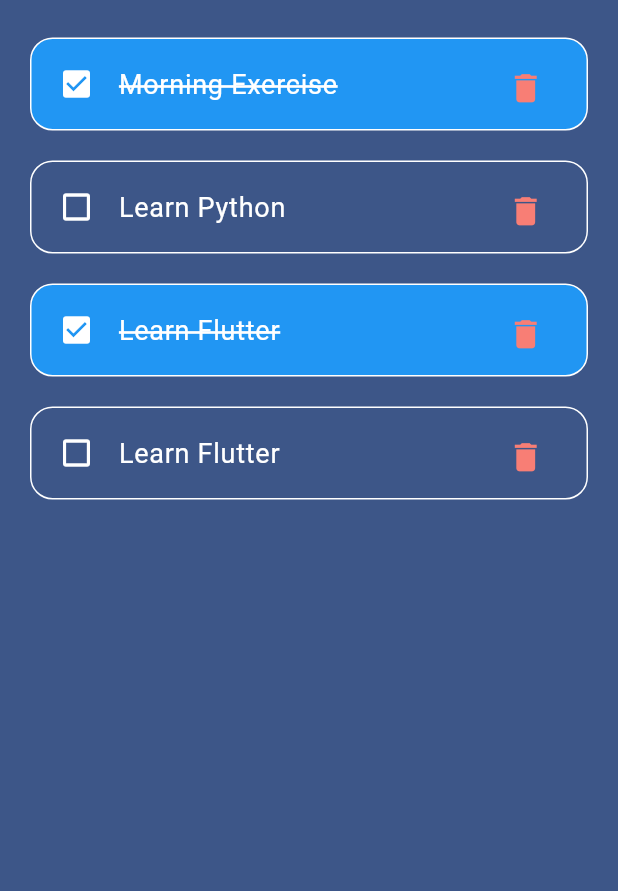
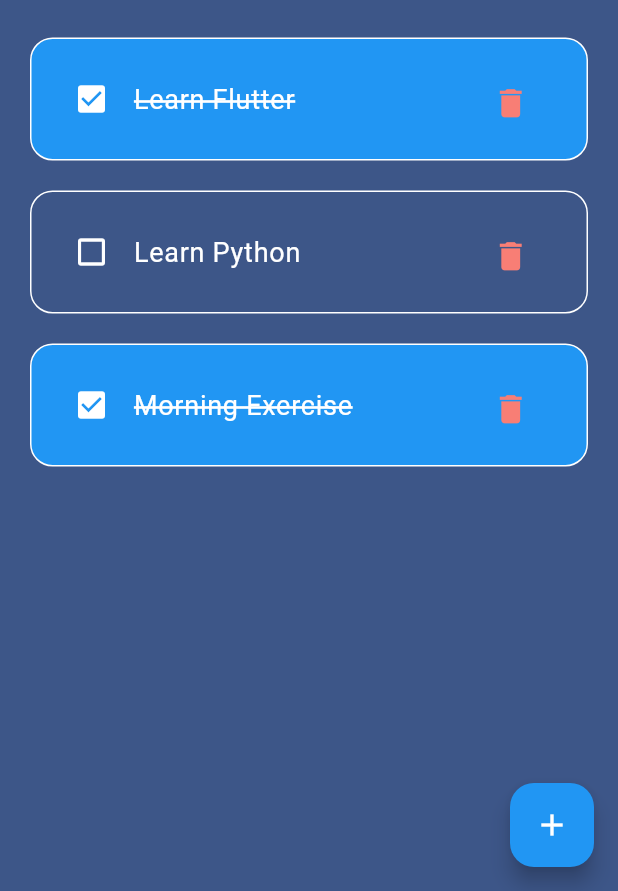
Before and after one commit to smchuma/Flutter-TodoApp, a Flutter app: the screen it shows after launch, after a tap on the "delete" icon, on a phone screen of 412 x 824 dp, the part 345-1236 px from its top. Run offline on Flutter 3.47's test engine with Material 3 defaults, Android fonts, the phone set to English and light mode, and no system bars.

Commit message:
finishing touches

```diff
--- a/lib/screens/Home.dart
+++ b/lib/screens/Home.dart
@@ -1,23 +1,95 @@
 import "package:flutter/material.dart";
 import "package:todo_app/constants/colors.dart";
 import "package:todo_app/model/todo.dart";
+import "package:todo_app/widgets/DialogBox.dart";
 import "package:todo_app/widgets/TodoItem.dart";
 
-class Home extends StatelessWidget {
+class Home extends StatefulWidget {
   Home({super.key});
 
+  @override
+  State<Home> createState() => _HomeState();
+}
+
+class _HomeState extends State<Home> {
   final todoList = Todo.todoList();
+  List<Todo> _foundTodo = [];
+
+  final _controller = TextEditingController();
+
+  @override
+  void initState() {
+    _foundTodo = todoList;
+    super.initState();
+  }
+
+  void saveNewTask() {
+    setState(() {
+      todoList.add(Todo(
+          id: DateTime.now().millisecondsSinceEpoch.toString(),
+          todoText: _controller.text,
+          isDone: false));
+    });
+    Navigator.of(context).pop();
+    _controller.clear();
+  }
+
+  void createNewTask(BuildContext context) {
+    showDialog(
+        context: context,
+        builder: (context) {
+          return DialogBox(
+            controller: _controller,
+            onSave: saveNewTask,
+            onCancel: () => Navigator.of(context).pop(),
+          );
+        });
+  }
 
   @override
   Widget build(BuildContext context) {
     return Scaffold(
         backgroundColor: tdBGColor,
         appBar: __buildAppBar(),
+        floatingActionButton: FloatingActionButton(
+          backgroundColor: Colors.blue,
+          onPressed: () {
+            createNewTask(context);
+          },
+          child: const Icon(
+            Icons.add,
+            color: Colors.white,
+          ),
+        ),
         body: Padding(
           padding: const EdgeInsets.symmetric(vertical: 20),
           child: Column(
             children: [
-              const SearchBox(),
+              Padding(
+                padding: const EdgeInsets.all(20),
+                child: Container(
+                  padding: const EdgeInsets.symmetric(horizontal: 15),
+                  decoration: BoxDecoration(
+                      color: Colors.white,
+                      borderRadius: BorderRadius.circular(10)),
+                  child: TextField(
+                    onChanged: (value) => _runFilter(value),
+                    decoration: const InputDecoration(
+                        contentPadding: EdgeInsets.all(0),
+                        hintText: "Search",
+                        prefixIcon: Padding(
+                          padding: EdgeInsets.only(right: 8),
+                          child: Icon(
+                            Icons.search,
+                            size: 25,
+                          ),
+                        ),
+                        prefixIconConstraints:
+                            BoxConstraints(maxHeight: 15, minWidth: 25),
+                        border: InputBorder.none),
+                  ),
+                ),
+              ),
               Expanded(
                 child: ListView(
                   padding: const EdgeInsets.only(left: 20, right: 20),
@@ -29,13 +101,48 @@ class Home extends StatelessWidget {
                         style: TextStyle(fontSize: 25, color: Colors.white),
                       ),
                     ),
-                    for (Todo todo in todoList) TodoItem(todo: todo)
+                    for (Todo todo in _foundTodo.reversed)
+                      TodoItem(
+                        todo: todo,
+                        onTodoChange: _handleTodoChange,
+                        onDeleteItem: _deleteTodoItem,
+                      )
                   ],
                 ),
               )
             ],
           ),
         ));
+  }
+
+  void _handleTodoChange(Todo todo) {
+    setState(() {
+      todo.isDone = !todo.isDone;
+    });
+  }
+
+  void _deleteTodoItem(String id) {
+    setState(() {
+      todoList.removeWhere((item) => item.id == id);
+    });
+  }
+
+  void _runFilter(String enteredKeyword) {
+    List<Todo> results = [];
+
+    if (enteredKeyword.isEmpty) {
+      results = todoList;
+    } else {
+      results = todoList
+          .where((item) => item.todoText!
+              .toLowerCase()
+              .contains(enteredKeyword.toLowerCase()))
+          .toList();
+    }
+
+    setState(() {
+      _foundTodo = results;
+    });
   }
 
   AppBar __buildAppBar() {
@@ -57,36 +164,3 @@ class Home extends StatelessWidget {
     );
   }
 }
-
-class SearchBox extends StatelessWidget {
-  const SearchBox({
-    super.key,
-  });
-
-  @override
-  Widget build(BuildContext context) {
-    return Padding(
-      padding: const EdgeInsets.all(20),
-      child: Container(
-        padding: const EdgeInsets.symmetric(horizontal: 15),
-        decoration: BoxDecoration(
-            color: Colors.white, borderRadius: BorderRadius.circular(10)),
-        child: const TextField(
-          decoration: InputDecoration(
-              contentPadding: EdgeInsets.all(0),
-              hintText: "Search",
-              prefixIcon: Padding(
-                padding: EdgeInsets.only(right: 8),
-                child: Icon(
-                  Icons.search,
-                  size: 25,
-                ),
-              ),
-              prefixIconConstraints:
-                  BoxConstraints(maxHeight: 15, minWidth: 25),
-              border: InputBorder.none),
-        ),
-      ),
-    );
-  }
-}
--- a/lib/widgets/TodoItem.dart
+++ b/lib/widgets/TodoItem.dart
@@ -3,20 +3,28 @@ import "package:todo_app/model/todo.dart";
 
 class TodoItem extends StatelessWidget {
   final Todo todo;
+  final onTodoChange;
+  final onDeleteItem;
 
-  const TodoItem({Key? key, required this.todo}) : super(key: key);
+  const TodoItem(
+      {super.key,
+      required this.todo,
+      required this.onTodoChange,
+      required this.onDeleteItem});
 
   @override
   Widget build(BuildContext context) {
     return Container(
       margin: const EdgeInsets.only(bottom: 20),
-      padding: const EdgeInsets.all(2),
+      padding: const EdgeInsets.all(12),
       decoration: BoxDecoration(
           color: todo.isDone ? Colors.blue : null,
           border: Border.all(color: Colors.white),
           borderRadius: BorderRadius.circular(15)),
       child: ListTile(
-        onTap: () {},
+        onTap: () {
+          onTodoChange(todo);
+        },
         leading: Icon(
           todo.isDone ? Icons.check_box : Icons.check_box_outline_blank,
           color: Colors.white,
@@ -39,7 +47,7 @@ class TodoItem extends StatelessWidget {
               borderRadius: BorderRadius.circular(5)),
           child: IconButton(
             onPressed: () {
-              print("Hello");
+              onDeleteItem(todo.id);
             },
             color: const Color.fromARGB(255, 248, 126, 117),
             iconSize: 25,
```
Also changed, not shown: lib/widgets/Buttons.dart (added, +20 -0 lines), lib/widgets/DialogBox.dart (added, +51 -0 lines).
